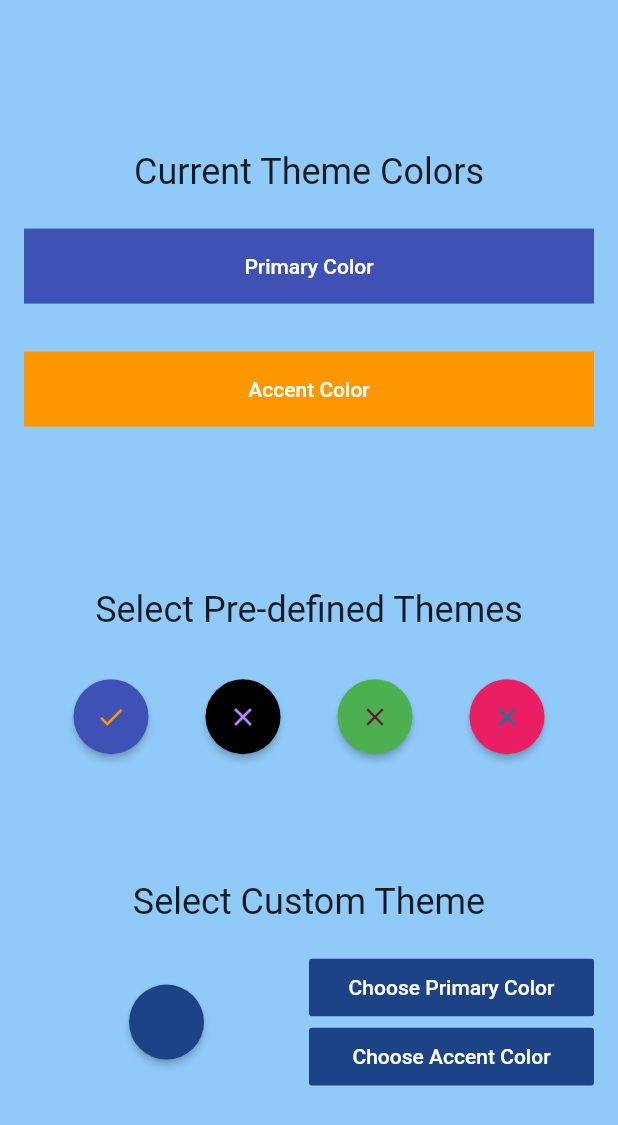
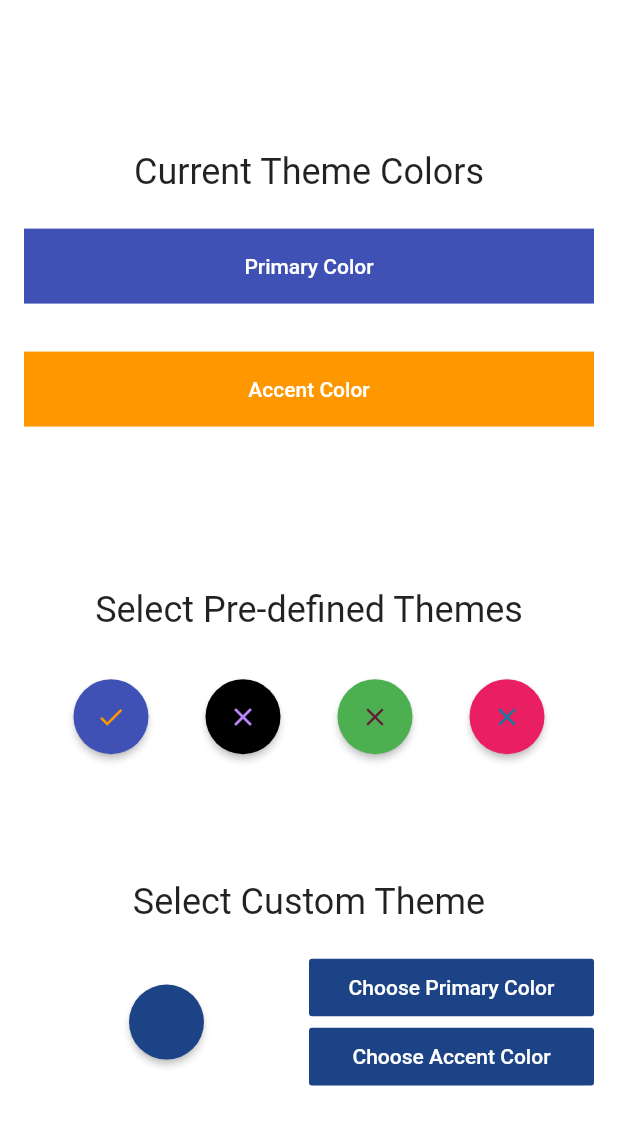
Before and after one commit to MichaelCodesThings/dynamic_theme_example, a Flutter app: the screen it shows after launch, on a phone screen of 412 x 824 dp. Shown: the top 1125 px of the screen. Run offline on Flutter 3.47's test engine with Material 2 defaults, Android fonts, the phone set to English and light mode, and no system bars; missing offline and left inert: flutter_material_color_picker.

Commit message:
Changes to theme values, adding background color

```diff
--- a/lib/main.dart
+++ b/lib/main.dart
@@ -8,11 +8,8 @@ import 'package:provider/provider.dart';
 import 'theme_button.dart';
 
 void main() {
-  runApp(
-      ChangeNotifierProvider<ThemeNotifier>(
-        create: (_) => ThemeNotifier(blueTheme), child: MyApp()
-      )
-  );
+  runApp(ChangeNotifierProvider<ThemeNotifier>(
+      create: (_) => ThemeNotifier(blueTheme), child: MyApp()));
 }
 
 class MyApp extends StatelessWidget {
@@ -20,7 +17,6 @@ class MyApp extends StatelessWidget {
   Widget build(BuildContext context) {
     final themeNotifier = Provider.of<ThemeNotifier>(context);
     return MaterialApp(
-
       debugShowCheckedModeBanner: false,
       title: "Flutter Dynamic Theme",
       theme: themeNotifier.getTheme(),
@@ -42,7 +38,8 @@ class _MyHomePageState extends State<MyHomePage> {
       primaryColor:
           Color((Random().nextDouble() * 0xFFFFFF).toInt()).withOpacity(1.0),
       accentColor:
-          Color((Random().nextDouble() * 0xFFFFFF).toInt()).withOpacity(1.0));
+          Color((Random().nextDouble() * 0xFFFFFF).toInt()).withOpacity(1.0),
+      backgroundColor: Colors.white);
 
   @override
   Widget build(BuildContext context) {
--- a/lib/theme_values.dart
+++ b/lib/theme_values.dart
@@ -4,9 +4,11 @@ import 'package:flutter/material.dart';
 /// ----  Blue Theme  ----
 final bluePrimary         = Color(0xFF3F51B5);
 final blueAccent          = Color(0xFFFF9800);
+final blueBackground      = Color(0xFFFFFFFF);
 final blueTheme = ThemeData(
     primaryColor: bluePrimary,
     accentColor: blueAccent,
+    backgroundColor: blueBackground
 );
 
 /// ----  Spooky Theme  ----
@@ -16,21 +18,25 @@ final spookyBackground    = Color(0xFF4A4A4A);
 final spookyTheme = ThemeData(
     primaryColor: spookyPrimary,
     accentColor: spookyAccent,
-    backgroundColor: spookyBackground, // Included background color for better spooky effects ;)
+    backgroundColor: spookyBackground,
 );
 
 /// ----  Green Theme  ----
 final greenPrimary        = Color(0xFF4CAF50);
 final greenAccent         = Color(0xFF631739);
+final greenBackground      = Color(0xFFFFFFFF);
 final greenTheme = ThemeData(
     primaryColor: greenPrimary,
     accentColor: greenAccent,
+    backgroundColor: greenBackground
 );
 
 /// ----  Pink Theme  ----
 final pinkPrimary         = Color(0xFFE91E63);
 final pinkAccent          = Color(0xFF0C7D9C);
+final pinkBackground      = Color(0xFFFFFFFF);
 final pinkTheme = ThemeData(
     primaryColor: pinkPrimary,
     accentColor: pinkAccent,
+    backgroundColor: pinkBackground
 );
```
